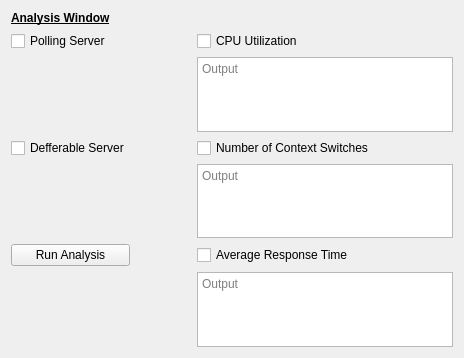
This is Aperiodic_Scheduling/Frontend/analysiswindow.ui in evanblough/SchedulingAlgGUI as Qt 5 draws it before an edit. The edited form follows.
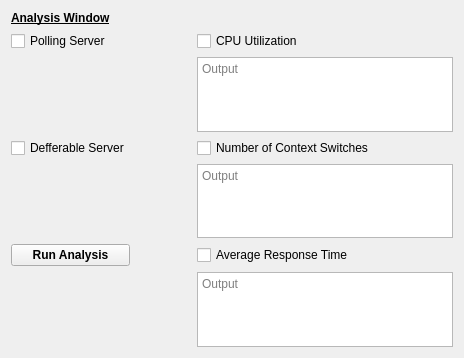
This is the edited form.

```diff
--- a/Aperiodic_Scheduling/Frontend/analysiswindow.ui
+++ b/Aperiodic_Scheduling/Frontend/analysiswindow.ui
@@ -56,6 +56,12 @@
    </item>
    <item row="7" column="0">
     <widget class="QPushButton" name="run_analysis">
+     <property name="font">
+      <font>
+       <weight>75</weight>
+       <bold>true</bold>
+      </font>
+     </property>
      <property name="text">
       <string>Run Analysis</string>
      </property>
```
